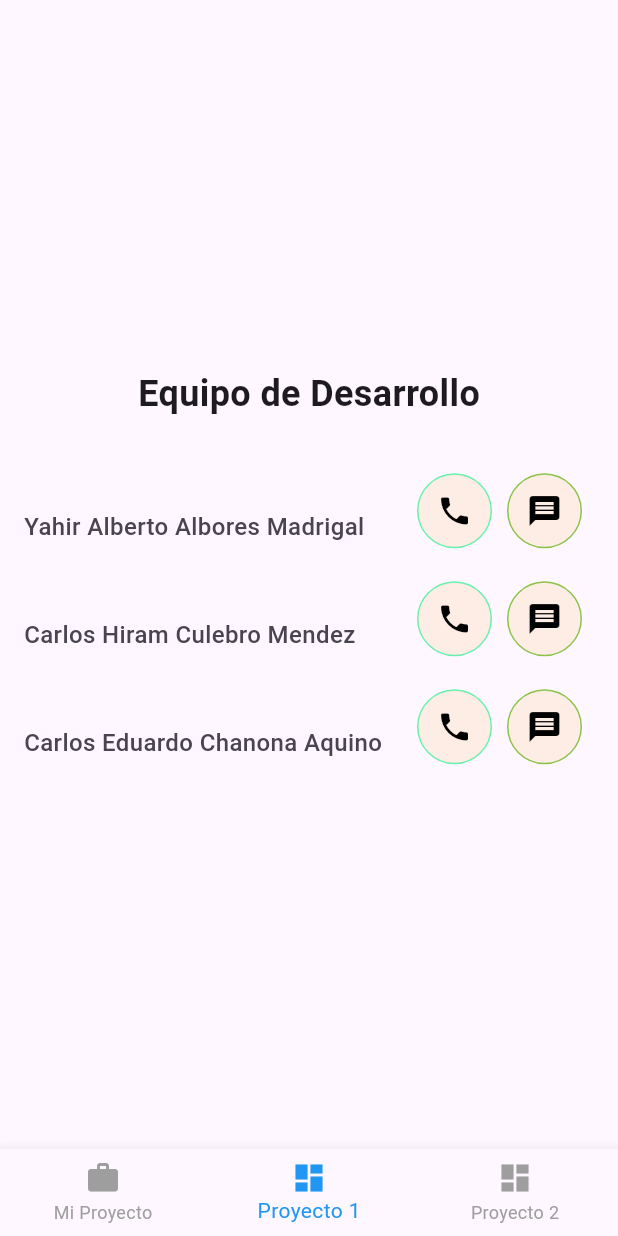
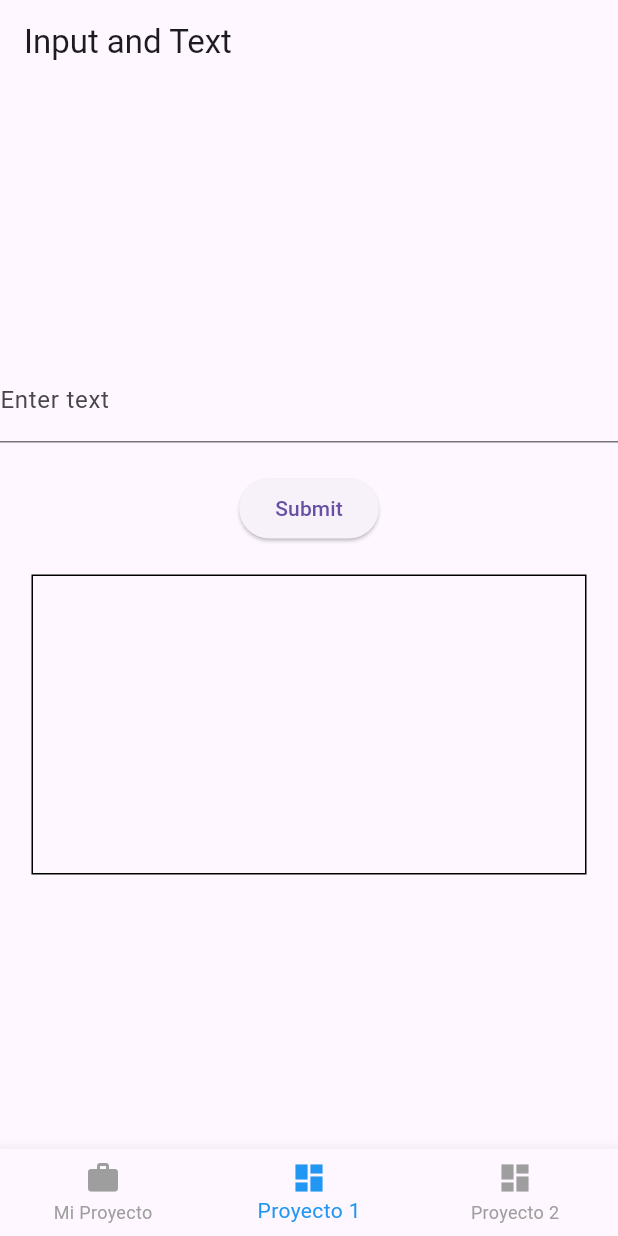
Before and after one commit to cristianOvando/TestingFlutter, a Flutter app: the screen it shows after launch, item 2 of the bottom bar chosen, on a phone screen of 412 x 824 dp. Run offline on Flutter 3.47's test engine with Material 3 defaults, Android fonts, the phone set to English and light mode, and no system bars; our stand-ins replace permission_handler.

Commit message:
[ADD] finish

```diff
--- a/lib/main.dart
+++ b/lib/main.dart
@@ -1,6 +1,6 @@
 import 'package:flutter/material.dart';
 import 'pages/home.dart';
-import 'pages/contact_screen.dart';
+import 'pages/input_and_text.dart';
 import 'pages/student_form.dart';
 import 'pages/student_list.dart';
 
@@ -36,7 +36,7 @@ class _MainScreenState extends State<MainScreen> {
 
   final List<Widget> _screens = [
     const Home(),
-    const ContactsScreen(),
+    const InputAndText(),
     StudentForm(),
   ];
 
--- a/lib/pages/contact_screen.dart
+++ /dev/null
@@ -1,96 +0,0 @@
-import 'package:flutter/material.dart';
-import 'package:url_launcher/url_launcher.dart';
-
-class ContactsScreen extends StatelessWidget {
-  const ContactsScreen({super.key});
-
-  @override
-  Widget build(BuildContext context) {
-    final Map<String, Map<String, String>> teamMembers = {
-      'Miembro1': {
-        'name': 'Yahir Alberto Albores Madrigal',
-        'phone': '9613234438',
-      },
-      'Miembro2': {
-        'name': 'Carlos Hiram Culebro Mendez',
-        'phone': '9613321460'
-      },
-      'Miembro3': {
-        'name': 'Carlos Eduardo Chanona Aquino',
-        'phone': '9614309361'
-      },
-    };
-
-    final List<Widget> teamMembersList = teamMembers.entries.map((entry) {
-      return ListTile(
-          subtitle: Text(entry.value['name'] ?? '',
-              style:
-                  const TextStyle(fontSize: 16, fontWeight: FontWeight.w500)),
-          trailing: Row(
-            mainAxisSize: MainAxisSize.min,
-            children: [
-              Container(
-                decoration: BoxDecoration(
-                  border: Border.all(color: Colors.greenAccent),
-                  borderRadius: BorderRadius.circular(50),
-                  color: Colors.orange.withOpacity(0.1),
-                ),
-                child: IconButton(
-                  color: const Color.fromARGB(255, 0, 0, 0),
-                  icon: const Icon(Icons.phone),
-                  onPressed: () async {
-                    final phoneNumber = Uri.parse('tel:${entry.value['phone']}');
-                    if (await canLaunchUrl(phoneNumber)) {
-                      await launchUrl(phoneNumber);
-                    } else {
-                      throw 'Could not launch $phoneNumber';
-                    }
-                  },
-                ),
-              ),
-
-              const SizedBox(width: 10),
-              Container(
-                decoration: BoxDecoration(
-                  border: Border.all(color: Colors.lightGreen),
-                  borderRadius: BorderRadius.circular(50),
-                  color: Colors.orange.withOpacity(0.1),
-                ),
-
-                child: IconButton(
-                  color: const Color.fromARGB(255, 0, 0, 0),
-                  icon: const Icon(Icons.message),
-                  onPressed: () async {
-                    final menssageNumber = Uri.parse('sms:${entry.value['phone']}');
-                    if (await launchUrl(menssageNumber)) {
-                      await launchUrl(menssageNumber);
-                    } else {
-                      throw 'Could not launch $menssageNumber';
-                    }
-                  },
-                ),
-
-
-              )
-            ],
-          ));
-    }).toList();
-
-    return Scaffold(
-        body: Center(
-      child: Column(
-          mainAxisAlignment: MainAxisAlignment.center,
-          children: <Widget>[
-            const Text(
-              'Equipo de Desarrollo',
-              style: TextStyle(fontSize: 24, fontWeight: FontWeight.bold),
-            ),
-            const SizedBox(height: 25),
-            Column(
-              children: teamMembersList,
-            ),
-
-          ]),
-    ));
-  }
-}
--- a/lib/pages/home.dart
+++ b/lib/pages/home.dart
@@ -130,6 +130,12 @@ class Home extends StatelessWidget {
         child: Column(
           mainAxisAlignment: MainAxisAlignment.center,
           children: <Widget>[
+            Image.asset(
+              'assets/images/mi_foto.jpg', // Aquí va tu imagen
+              width: 100, // Ajusta el tamaño según sea necesario
+              height: 100,
+            ),
+            const SizedBox(height: 20), // Espacio entre la imagen y el texto
             const Text(
               'Mi proyecto',
               style: TextStyle(fontSize: 24, fontWeight: FontWeight.bold),
--- /dev/null
+++ b/lib/pages/input_and_text.dart
@@ -0,0 +1,59 @@
+import 'package:flutter/material.dart';
+
+class InputAndText extends StatefulWidget {
+  const InputAndText({super.key});
+
+  @override
+  State<InputAndText> createState() => _InputAndTextState();
+}
+
+class _InputAndTextState extends State<InputAndText> {
+  final TextEditingController _inputController = TextEditingController();
+  String _displayText = '';
+
+  void _updateText() {
+    setState(() {
+      _displayText = _inputController.text;
+    });
+  }
+
+  @override
+  Widget build(BuildContext context) {
+    return Scaffold(
+      appBar: AppBar(
+        title: const Text('Input and Text'),
+      ),
+      body: Center(
+        child: Column(
+          mainAxisAlignment: MainAxisAlignment.center,
+          children: <Widget>[
+            TextField(
+              controller: _inputController,
+              decoration: const InputDecoration(
+                labelText: 'Enter text',
+              ),
+            ),
+            const SizedBox(height: 20),
+            ElevatedButton(
+              onPressed: _updateText,
+              child: const Text('Submit'),
+            ),
+            const SizedBox(height: 20),
+            Container(
+              width: 370,
+              height: 200,
+              padding: const EdgeInsets.all(8.0),
+              decoration: BoxDecoration(
+                border: Border.all(color: Colors.black),
+              ),
+              child: Text(
+                _displayText,
+                style: const TextStyle(fontSize: 16),
+              ),
+            ),
+          ],
+        ),
+      ),
+    );
+  }
+}
```
Also changed, not shown: pubspec.yaml (+3 -68 lines), assets/images/mi_foto.jpg (added).
